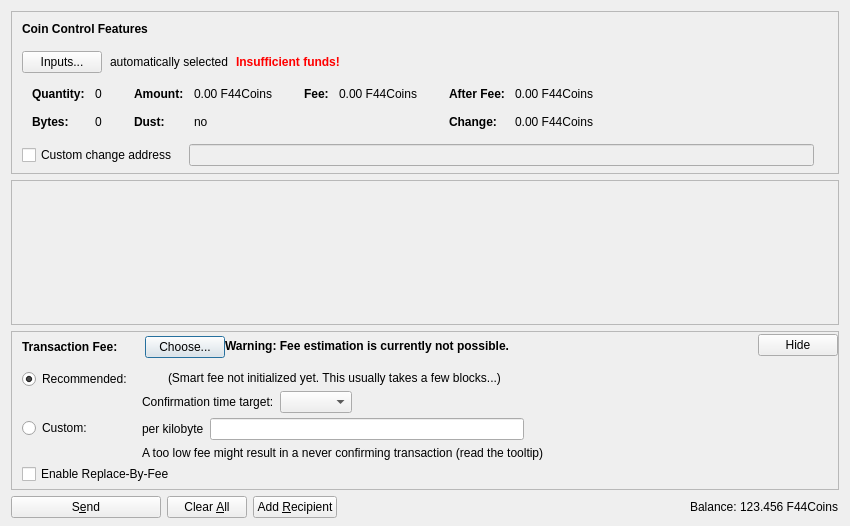
This is src/qt/forms/sendcoinsdialog.ui in F44RedCoin/F44RedCoin as Qt 5 draws it before an edit. The edited form follows.
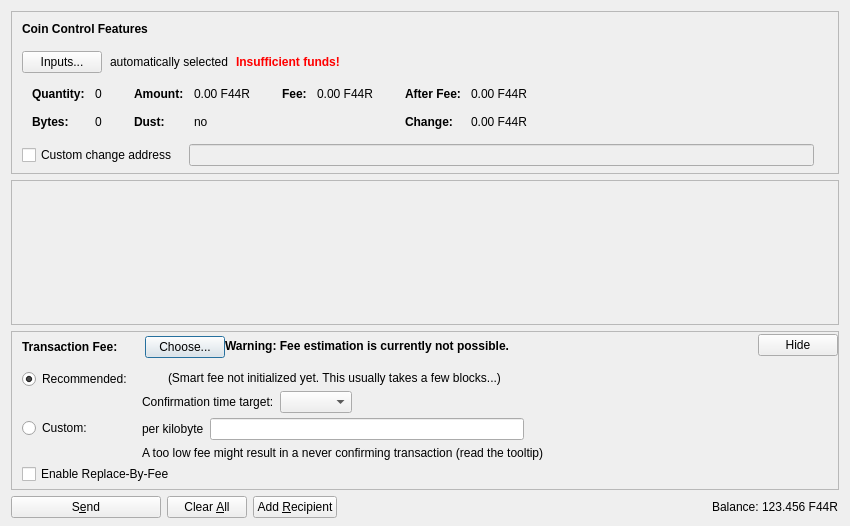
This is the edited form. Icons and pictures are not drawn. Custom widgets are drawn as their Qt base class.

What changed in the file:
```diff
--- a/src/qt/forms/sendcoinsdialog.ui
+++ b/src/qt/forms/sendcoinsdialog.ui
@@ -324,7 +324,7 @@
                   <enum>Qt::ActionsContextMenu</enum>
                  </property>
                  <property name="text">
-                  <string notr="true">0.00 F44Coins</string>
+                  <string notr="true">0.00 F44R</string>
                  </property>
                  <property name="textInteractionFlags">
                   <set>Qt::LinksAccessibleByMouse|Qt::TextSelectableByKeyboard|Qt::TextSelectableByMouse</set>
@@ -404,7 +404,7 @@
                   <enum>Qt::ActionsContextMenu</enum>
                  </property>
                  <property name="text">
-                  <string notr="true">0.00 F44Coins</string>
+                  <string notr="true">0.00 F44R</string>
                  </property>
                  <property name="textInteractionFlags">
                   <set>Qt::LinksAccessibleByMouse|Qt::TextSelectableByKeyboard|Qt::TextSelectableByMouse</set>
@@ -455,7 +455,7 @@
                   <enum>Qt::ActionsContextMenu</enum>
                  </property>
                  <property name="text">
-                  <string notr="true">0.00 F44Coins</string>
+                  <string notr="true">0.00 F44R</string>
                  </property>
                  <property name="textInteractionFlags">
                   <set>Qt::LinksAccessibleByMouse|Qt::TextSelectableByKeyboard|Qt::TextSelectableByMouse</set>
@@ -484,7 +484,7 @@
                   <enum>Qt::ActionsContextMenu</enum>
                  </property>
                  <property name="text">
-                  <string notr="true">0.00 F44Coins</string>
+                  <string notr="true">0.00 F44R</string>
                  </property>
                  <property name="textInteractionFlags">
                   <set>Qt::LinksAccessibleByMouse|Qt::TextSelectableByKeyboard|Qt::TextSelectableByMouse</set>
@@ -1214,7 +1214,7 @@
           <cursorShape>IBeamCursor</cursorShape>
          </property>
          <property name="text">
-          <string notr="true">123.456 F44Coins</string>
+          <string notr="true">123.456 F44R</string>
          </property>
          <property name="textInteractionFlags">
           <set>Qt::LinksAccessibleByMouse|Qt::TextSelectableByKeyboard|Qt::TextSelectableByMouse</set>
```
